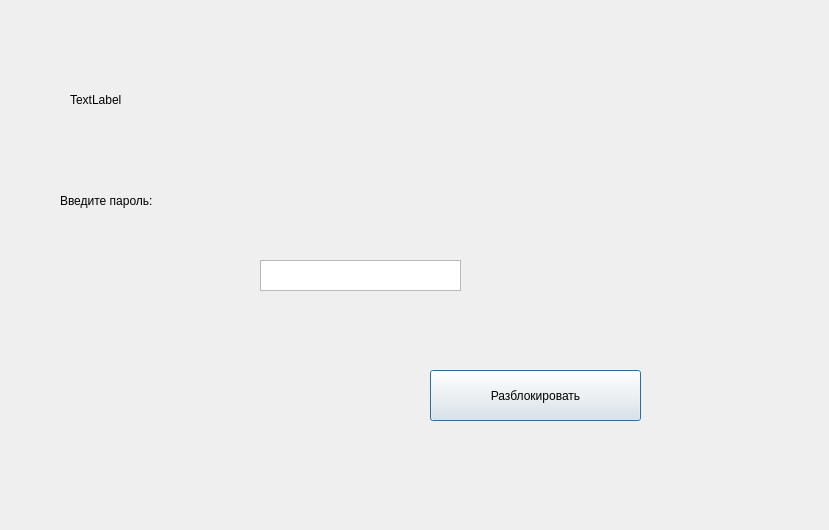
Above: unlockbasewidget.ui from SNEGIKON13/Password-Manager before the change. Below: the same form after it.
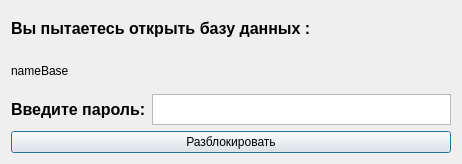
That is the form after the change.

Patch:
```diff
--- a/unlockbasewidget.ui
+++ b/unlockbasewidget.ui
@@ -6,62 +6,74 @@
    <rect>
     <x>0</x>
     <y>0</y>
-    <width>829</width>
-    <height>530</height>
+    <width>462</width>
+    <height>164</height>
    </rect>
   </property>
+  <property name="maximumSize">
+   <size>
+    <width>16777215</width>
+    <height>172</height>
+   </size>
+  </property>
   <property name="windowTitle">
    <string>Dialog</string>
   </property>
+  <layout class="QGridLayout" name="gridLayout">
+   <item row="0" column="0">
+    <layout class="QVBoxLayout" name="verticalLayout_2">
+     <item>
+      <widget class="QLabel" name="label_2">
+       <property name="text">
+        <string>&lt;html&gt;&lt;head/&gt;&lt;body&gt;&lt;p&gt;&lt;span style=&quot; font-size:12pt; font-weight:700;&quot;&gt;Вы пытаетесь открыть базу данных :&lt;/span&gt;&lt;/p&gt;&lt;/body&gt;&lt;/html&gt;</string>
+       </property>
+      </widget>
+     </item>
+     <item>
+      <widget class="QLabel" name="baseName">
+       <property name="text">
+        <string>nameBase</string>
+       </property>
+      </widget>
+     </item>
+    </layout>
+   </item>
+   <item row="1" column="0">
+    <layout class="QVBoxLayout" name="verticalLayout">
+     <item>
+      <layout class="QHBoxLayout" name="horizontalLayout">
+       <item>
   <widget class="QLabel" name="label">
-   <property name="geometry">
-    <rect>
-     <x>60</x>
-     <y>180</y>
-     <width>131</width>
-     <height>41</height>
-    </rect>
-   </property>
    <property name="text">
-    <string>Введите пароль:</string>
-   </property>
-  </widget>
+          <string>&lt;html&gt;&lt;head/&gt;&lt;body&gt;&lt;p&gt;&lt;span style=&quot; font-size:12pt; font-weight:700;&quot;&gt;Введите пароль:&lt;/span&gt;&lt;/p&gt;&lt;/body&gt;&lt;/html&gt;</string>
+         </property>
+        </widget>
+       </item>
+       <item>
   <widget class="QTextEdit" name="passwordEntryField">
-   <property name="geometry">
-    <rect>
-     <x>260</x>
-     <y>260</y>
-     <width>201</width>
+         <property name="maximumSize">
+          <size>
+           <width>16777215</width>
      <height>31</height>
-    </rect>
-   </property>
-  </widget>
+          </size>
+         </property>
+        </widget>
+       </item>
+      </layout>
+     </item>
+     <item>
   <widget class="QPushButton" name="unlockBaseButton">
-   <property name="geometry">
-    <rect>
-     <x>430</x>
-     <y>370</y>
-     <width>211</width>
-     <height>51</height>
-    </rect>
+       <property name="styleSheet">
+        <string notr="true">font: 600 9pt &quot;Segoe UI&quot;;</string>
    </property>
    <property name="text">
     <string>Разблокировать</string>
    </property>
   </widget>
-  <widget class="QLabel" name="label_2">
-   <property name="geometry">
-    <rect>
-     <x>70</x>
-     <y>90</y>
-     <width>63</width>
-     <height>20</height>
-    </rect>
-   </property>
-   <property name="text">
-    <string>TextLabel</string>
-   </property>
-  </widget>
+     </item>
+    </layout>
+   </item>
+  </layout>
  </widget>
  <resources/>
  <connections/>
```
Left out of the diff: 5 changed lines with no effect on the pictures. Lines whose indentation alone changed are shown as unchanged.
